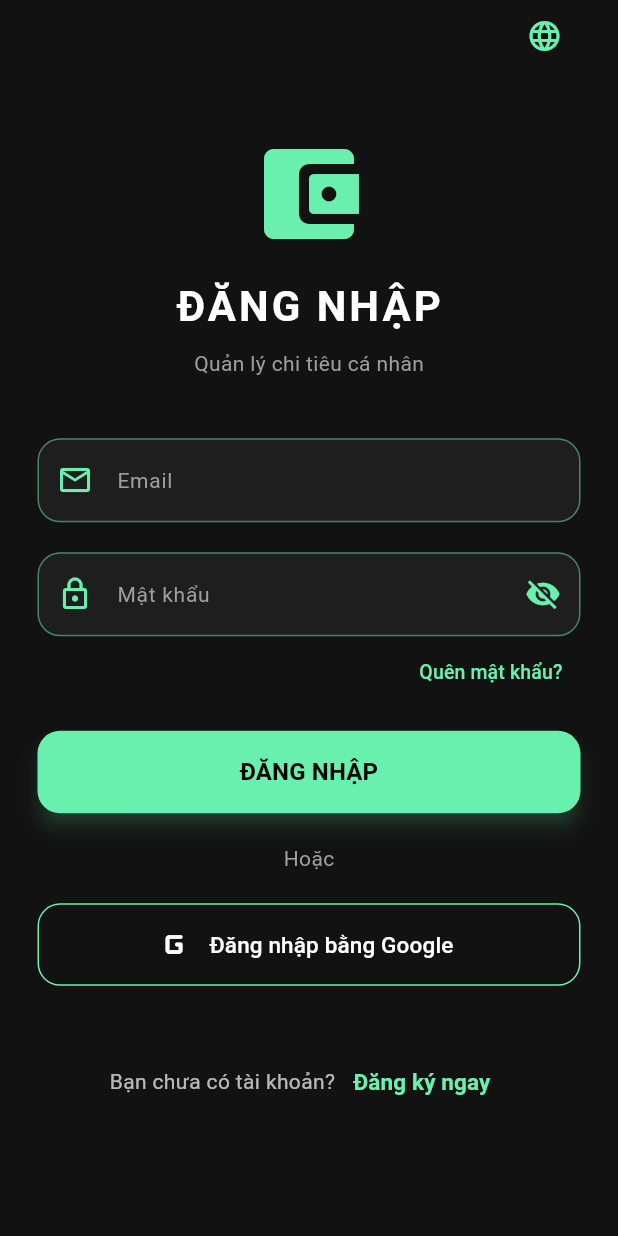
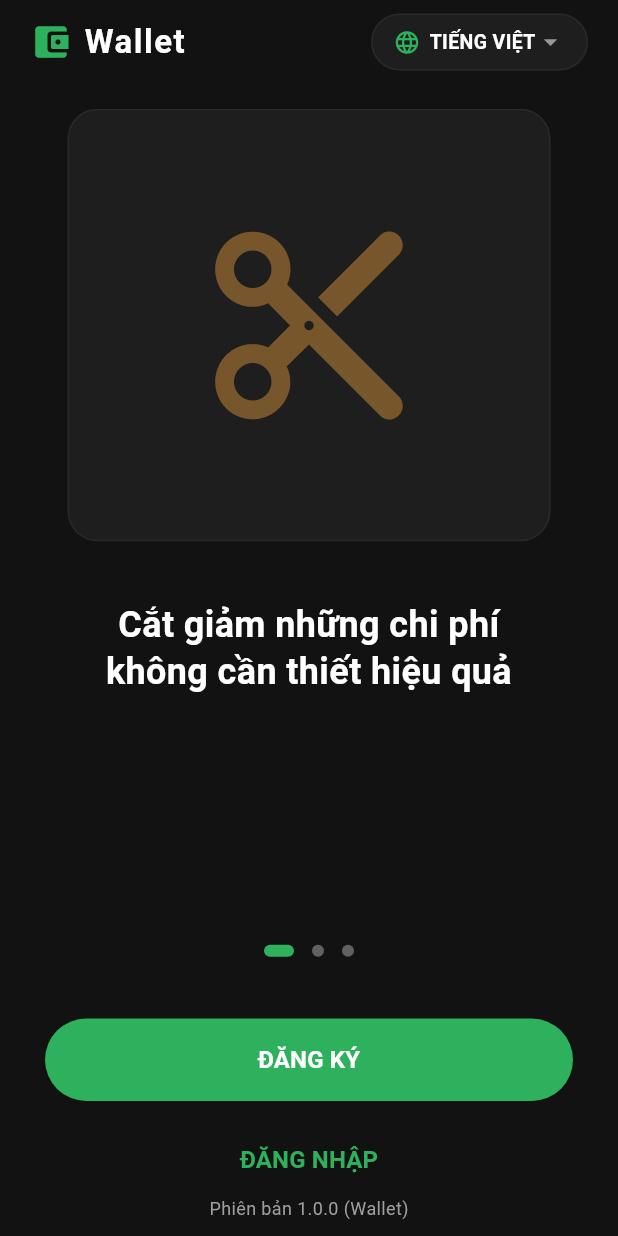
Before and after one commit to iathinh123/DoAnLTDD, a Flutter app: the screen it shows after launch, on a phone screen of 412 x 824 dp. Run offline on Flutter 3.47's test engine with Material 3 defaults, Android fonts, the phone set to English and light mode, and no system bars; our stand-ins replace firebase_auth, firebase_core, google_sign_in, shared_preferences; accounts and stored records are empty.

Commit message:
Them trang onboarding_screen.dart

```diff
--- a/lib/Controllers/language_provider.dart
+++ b/lib/Controllers/language_provider.dart
@@ -17,6 +17,10 @@ class LanguageProvider extends ChangeNotifier {
       "or": "Hoặc",
       "no_account": "Bạn chưa có tài khoản?",
       "register_now": "Đăng ký ngay",
+
+      "ob_title_1": "Cắt giảm những chi phí không cần thiết hiệu quả",
+      "ob_title_2": "Tiết kiệm tiền đều đặn hàng tháng để đạt mục tiêu",
+      "ob_title_3": "Quản lý tất cả tài khoản, ví tiền ở một nơi duy nhất",
 
       "app_description": "Quản lý chi tiêu cá nhân",
       "err_empty_field": "Vui lòng không để trống thông tin",
@@ -42,6 +46,10 @@ class LanguageProvider extends ChangeNotifier {
       "or": "Or",
       "no_account": "Don't have an account?",
       "register_now": "Register Now",
+
+      "ob_title_1": "Cut down unnecessary expenses effectively",
+      "ob_title_2": "Save money regularly every month to reach goals",
+      "ob_title_3": "Manage all accounts and wallets in one place",
 
 
       "app_description": "Personal Expense Manager",
--- a/lib/Views/login_screen.dart
+++ b/lib/Views/login_screen.dart
@@ -7,6 +7,8 @@ import 'register_screen.dart';
 import 'forgot_pass_screen.dart';
 import '../Controllers/language_provider.dart';
 import 'home_screen.dart';
+
+const Color moneyLoverGreen = Color(0xFF2DB15D);
 
 class LoginScreen extends StatefulWidget {
   const LoginScreen({super.key});
@@ -19,7 +21,6 @@ class _LoginScreenState extends State<LoginScreen> {
   final emailController = TextEditingController();
   final passwordController = TextEditingController();
   bool _isPasswordVisible = false;
-
 
   void _showError(String message) {
     ScaffoldMessenger.of(context).showSnackBar(
@@ -34,24 +35,18 @@ class _LoginScreenState extends State<LoginScreen> {
 
   Future login() async {
     final lang = Provider.of<LanguageProvider>(context, listen: false);
-
     if (emailController.text.trim().isEmpty || passwordController.text.trim().isEmpty) {
       _showError(lang.getText("err_empty_field"));
       return;
     }
-
     try {
       await FirebaseAuth.instance.signInWithEmailAndPassword(
         email: emailController.text.trim(),
         password: passwordController.text.trim(),
       );
       if (!mounted) return;
-      Navigator.pushReplacement(
-        context,
-        MaterialPageRoute(builder: (context) => const HomeScreen()),
-      );
+      Navigator.pushReplacement(context, MaterialPageRoute(builder: (context) => const HomeScreen()));
     } on FirebaseAuthException catch (e) {
-
       _showError(lang.getText("err_invalid_login"));
     } catch (e) {
       _showError("Lỗi hệ thống: $e");
@@ -87,121 +82,81 @@ class _LoginScreenState extends State<LoginScreen> {
           padding: const EdgeInsets.symmetric(horizontal: 25),
           child: Column(
             children: [
-
-              Align(
-                alignment: Alignment.topRight,
-                child: PopupMenuButton<String>(
-                  color: const Color(0xFF1E1E1E),
-                  onSelected: (value) => lang.changeLanguage(value),
-                  icon: const Icon(Icons.language, color: Colors.greenAccent),
-                  itemBuilder: (context) => [
-                    const PopupMenuItem(value: "vi", child: Text("Tiếng Việt", style: TextStyle(color: Colors.white))),
-                    const PopupMenuItem(value: "en", child: Text("English", style: TextStyle(color: Colors.white))),
-                  ],
-                ),
-              ),
-
-              SizedBox(height: size.height * 0.05),
-
-
-              const Icon(Icons.account_balance_wallet_rounded, size: 80, color: Colors.greenAccent),
+              SizedBox(height: size.height * 0.1),
+              const Icon(Icons.account_balance_wallet_rounded, size: 80, color: moneyLoverGreen),
               const SizedBox(height: 15),
               Text(
                 lang.getText("login").toUpperCase(),
                 style: const TextStyle(fontSize: 28, fontWeight: FontWeight.bold, color: Colors.white, letterSpacing: 2),
               ),
               const SizedBox(height: 8),
-
               Text(
                 lang.getText("app_description"),
                 style: const TextStyle(color: Colors.grey, fontSize: 14),
               ),
-
               const SizedBox(height: 40),
-
               _buildInputBox(
                 controller: emailController,
                 hintText: lang.getText("email"),
                 icon: Icons.email_outlined,
               ),
-
               const SizedBox(height: 20),
-
               _buildInputBox(
                 controller: passwordController,
                 hintText: lang.getText("password"),
                 icon: Icons.lock_outline,
                 isPassword: true,
               ),
-
               Align(
                 alignment: Alignment.centerRight,
                 child: TextButton(
                   onPressed: () => Navigator.push(context, MaterialPageRoute(builder: (context) => const ForgotPasswordScreen())),
-                  child: Text(lang.getText("forgot"), style: const TextStyle(color: Colors.greenAccent, fontSize: 13)),
+                  child: Text(lang.getText("forgot"), style: const TextStyle(color: moneyLoverGreen, fontSize: 13)),
                 ),
               ),
-
               const SizedBox(height: 15),
-
-
               SizedBox(
                 width: double.infinity,
                 height: 55,
                 child: ElevatedButton(
                   onPressed: login,
                   style: ElevatedButton.styleFrom(
-                    backgroundColor: Colors.greenAccent,
-                    foregroundColor: Colors.black,
+                    backgroundColor: moneyLoverGreen,
+                    foregroundColor: Colors.white,
                     shape: RoundedRectangleBorder(borderRadius: BorderRadius.circular(15)),
                     elevation: 5,
-                    shadowColor: Colors.greenAccent.withOpacity(0.4),
+                    shadowColor: moneyLoverGreen.withOpacity(0.3),
                   ),
                   child: Text(lang.getText("login").toUpperCase(), style: const TextStyle(fontSize: 16, fontWeight: FontWeight.bold)),
                 ),
               ),
-
               const SizedBox(height: 20),
               Text(lang.getText("or"), style: const TextStyle(color: Colors.grey)),
               const SizedBox(height: 20),
-
-
               SizedBox(
                 width: double.infinity,
                 height: 55,
                 child: OutlinedButton.icon(
                   onPressed: signInWithGoogle,
                   icon: const Icon(Icons.g_mobiledata_rounded, color: Colors.white, size: 30),
-                  label: Text(
-                      lang.getText("google"),
-                      style: const TextStyle(color: Colors.white, fontSize: 15)),
+                  label: Text(lang.getText("google"), style: const TextStyle(color: Colors.white, fontSize: 15)),
                   style: OutlinedButton.styleFrom(
                     shape: RoundedRectangleBorder(borderRadius: BorderRadius.circular(15)),
-                    side: const BorderSide(color: Colors.greenAccent),
+                    side: const BorderSide(color: moneyLoverGreen),
                   ),
                 ),
               ),
-
               const SizedBox(height: 40),
-
-
               Center(
                 child: Row(
                   mainAxisAlignment: MainAxisAlignment.center,
                   children: [
-                    Text(
-                        lang.getText("no_account"),
-                        style: const TextStyle(color: Colors.white70)
-                    ),
+                    Text(lang.getText("no_account"), style: const TextStyle(color: Colors.white70)),
                     TextButton(
                       onPressed: () => Navigator.push(context, MaterialPageRoute(builder: (context) => const RegisterScreen())),
                       child: Text(
                           lang.getText("register_now"),
-                          style: const TextStyle(
-                              fontWeight: FontWeight.bold,
-                              color: Colors.greenAccent,
-                              fontSize: 15
-                          )
+                          style: const TextStyle(fontWeight: FontWeight.bold, color: moneyLoverGreen, fontSize: 15)
                       ),
                     ),
                   ],
@@ -224,7 +179,7 @@ class _LoginScreenState extends State<LoginScreen> {
       decoration: BoxDecoration(
         color: const Color(0xFF1E1E1E),
         borderRadius: BorderRadius.circular(15),
-        border: Border.all(color: Colors.greenAccent.withOpacity(0.5)),
+        border: Border.all(color: moneyLoverGreen.withOpacity(0.3)),
       ),
       child: TextField(
         controller: controller,
@@ -233,12 +188,12 @@ class _LoginScreenState extends State<LoginScreen> {
         decoration: InputDecoration(
           hintText: hintText,
           hintStyle: const TextStyle(color: Colors.grey, fontSize: 14),
-          prefixIcon: Icon(icon, color: Colors.greenAccent),
+          prefixIcon: Icon(icon, color: moneyLoverGreen),
           border: InputBorder.none,
           contentPadding: const EdgeInsets.symmetric(horizontal: 20, vertical: 15),
           suffixIcon: isPassword
               ? IconButton(
-            icon: Icon(_isPasswordVisible ? Icons.visibility : Icons.visibility_off, color: Colors.greenAccent),
+            icon: Icon(_isPasswordVisible ? Icons.visibility : Icons.visibility_off, color: moneyLoverGreen),
             onPressed: () => setState(() => _isPasswordVisible = !_isPasswordVisible),
           )
               : null,
--- /dev/null
+++ b/lib/Views/onboarding_screen.dart
@@ -0,0 +1,247 @@
+import 'package:flutter/material.dart';
+import 'package:provider/provider.dart';
+import '../Controllers/language_provider.dart';
+import 'login_screen.dart';
+import 'register_screen.dart';
+
+const Color moneyLoverGreen = Color(0xFF2DB15D);
+
+class OnboardingScreen extends StatefulWidget {
+  const OnboardingScreen({super.key});
+
+  @override
+  State<OnboardingScreen> createState() => _OnboardingScreenState();
+}
+
+class _OnboardingScreenState extends State<OnboardingScreen> {
+  final PageController _pageController = PageController();
+  int _currentPage = 0;
+
+  List<Map<String, dynamic>> getOnboardingData(LanguageProvider lang) {
+    return [
+      {
+        "title": lang.getText("ob_title_1"),
+        "icon": Icons.content_cut_rounded,
+        "color": Colors.orangeAccent,
+      },
+      {
+        "title": lang.getText("ob_title_2"),
+        "icon": Icons.savings_rounded,
+        "color": moneyLoverGreen,
+      },
+      {
+        "title": lang.getText("ob_title_3"),
+        "icon": Icons.account_balance_wallet_rounded,
+        "color": Colors.lightBlueAccent,
+      },
+    ];
+  }
+
+  @override
+  Widget build(BuildContext context) {
+    final lang = Provider.of<LanguageProvider>(context);
+    final onboardingData = getOnboardingData(lang);
+    final size = MediaQuery.of(context).size;
+
+    return Scaffold(
+      backgroundColor: const Color(0xFF121212),
+      appBar: AppBar(
+        backgroundColor: Colors.transparent,
+        elevation: 0,
+        leadingWidth: 200,
+        leading: Padding(
+          padding: const EdgeInsets.only(left: 20),
+          child: Row(
+            children: [
+              const Icon(Icons.account_balance_wallet_rounded, color: moneyLoverGreen, size: 28),
+              const SizedBox(width: 8),
+              const Text(
+                "Wallet",
+                style: TextStyle(color: Colors.white, fontSize: 22, fontWeight: FontWeight.bold, letterSpacing: 1),
+              ),
+            ],
+          ),
+        ),
+        actions: [
+          _buildLanguageButton(lang),
+          const SizedBox(width: 20),
+        ],
+      ),
+      body: SafeArea(
+        child: Column(
+          children: [
+            SizedBox(height: size.height * 0.02),
+            Expanded(
+              child: PageView.builder(
+                controller: _pageController,
+                onPageChanged: (value) => setState(() => _currentPage = value),
+                itemCount: onboardingData.length,
+                itemBuilder: (context, index) => _buildPageContent(
+                  size,
+                  onboardingData[index]["title"]!,
+                  onboardingData[index]["icon"]!,
+                  onboardingData[index]["color"]!,
+                ),
+              ),
+            ),
+            _buildDotsIndicator(onboardingData.length),
+            SizedBox(height: size.height * 0.05),
+            _buildActionButtons(lang),
+            _buildVersionFooter(),
+            const SizedBox(height: 10),
+          ],
+        ),
+      ),
+    );
+  }
+
+  Widget _buildLanguageButton(LanguageProvider lang) {
+    return PopupMenuButton<String>(
+      color: const Color(0xFF1E1E1E),
+      onSelected: (value) => lang.changeLanguage(value),
+      offset: const Offset(0, 45),
+      shape: RoundedRectangleBorder(borderRadius: BorderRadius.circular(15)),
+      itemBuilder: (context) => [
+        const PopupMenuItem(
+          value: "vi",
+          child: Row(
+            children: [
+              Icon(Icons.language, color: moneyLoverGreen, size: 18),
+              SizedBox(width: 10),
+              Text("Tiếng Việt", style: TextStyle(color: Colors.white)),
+            ],
+          ),
+        ),
+        const PopupMenuItem(
+          value: "en",
+          child: Row(
+            children: [
+              Icon(Icons.language, color: moneyLoverGreen, size: 18),
+              SizedBox(width: 10),
+              Text("English", style: TextStyle(color: Colors.white)),
+            ],
+          ),
+        ),
+      ],
+      child: Container(
+        padding: const EdgeInsets.symmetric(horizontal: 14, vertical: 8),
+        decoration: BoxDecoration(
+          color: const Color(0xFF1E1E1E),
+          borderRadius: BorderRadius.circular(25),
+          border: Border.all(color: Colors.white.withOpacity(0.05)),
+        ),
+        child: Row(
+          children: [
+            const Icon(Icons.language_rounded, color: moneyLoverGreen, size: 18),
+            const SizedBox(width: 6),
+            Text(
+              lang.languageCode == 'vi' ? "TIẾNG VIỆT" : "ENGLISH",
+              style: const TextStyle(color: Colors.white, fontSize: 13, fontWeight: FontWeight.bold),
+            ),
+            const Icon(Icons.arrow_drop_down, color: Colors.white54, size: 20),
+          ],
+        ),
+      ),
+    );
+  }
+
+  Widget _buildPageContent(Size size, String title, IconData icon, Color iconColor) {
+    return SingleChildScrollView(
+      physics: const BouncingScrollPhysics(),
+      child: Padding(
+        padding: const EdgeInsets.symmetric(horizontal: 45),
+        child: Column(
+          children: [
+            Container(
+              height: size.height * 0.35,
+              width: double.infinity,
+              decoration: BoxDecoration(
+                color: const Color(0xFF1E1E1E),
+                borderRadius: BorderRadius.circular(20),
+                border: Border.all(color: Colors.white.withOpacity(0.05)),
+              ),
+              child: Icon(
+                icon,
+                size: 150,
+                color: iconColor.withOpacity(0.4),
+              ),
+            ),
+            const SizedBox(height: 40),
+            Text(
+              title,
+              textAlign: TextAlign.center,
+              style: const TextStyle(
+                fontSize: 24,
+                color: Colors.white,
+                fontWeight: FontWeight.bold,
+                height: 1.3,
+              ),
+            ),
+            const SizedBox(height: 20),
+          ],
+        ),
+      ),
+    );
+  }
+
+  Widget _buildDotsIndicator(int count) {
+    return Row(
+      mainAxisAlignment: MainAxisAlignment.center,
+      children: List.generate(
+        count,
+            (index) => AnimatedContainer(
+          duration: const Duration(milliseconds: 300),
+          margin: const EdgeInsets.symmetric(horizontal: 6),
+          height: 8,
+          width: _currentPage == index ? 20 : 8,
+          decoration: BoxDecoration(
+            color: _currentPage == index ? moneyLoverGreen : Colors.grey[700],
+            borderRadius: BorderRadius.circular(4),
+          ),
+        ),
+      ),
+    );
+  }
+
+  Widget _buildActionButtons(LanguageProvider lang) {
+    return Padding(
+      padding: const EdgeInsets.symmetric(horizontal: 30),
+      child: Column(
+        children: [
+          SizedBox(
+            width: double.infinity,
+            height: 55,
+            child: ElevatedButton(
+              onPressed: () => Navigator.push(context, MaterialPageRoute(builder: (c) => const RegisterScreen())),
+              style: ElevatedButton.styleFrom(
+                backgroundColor: moneyLoverGreen,
+                foregroundColor: Colors.white,
+                shape: RoundedRectangleBorder(borderRadius: BorderRadius.circular(30)),
+                elevation: 0,
+              ),
+              child: Text(
+                lang.getText("register").toUpperCase(),
+                style: const TextStyle(fontSize: 16, fontWeight: FontWeight.bold),
+              ),
+            ),
+          ),
+          const SizedBox(height: 15),
+          TextButton(
+            onPressed: () => Navigator.push(context, MaterialPageRoute(builder: (c) => const LoginScreen())),
+            child: Text(
+              lang.getText("login").toUpperCase(),
+              style: const TextStyle(color: moneyLoverGreen, fontSize: 16, fontWeight: FontWeight.bold),
+            ),
+          ),
+        ],
+      ),
+    );
+  }
+
+  Widget _buildVersionFooter() {
+    return const Text(
+      "Phiên bản 1.0.0 (Wallet)",
+      style: TextStyle(color: Colors.grey, fontSize: 12),
+    );
+  }
+}
--- a/lib/main.dart
+++ b/lib/main.dart
@@ -1,7 +1,7 @@
 import 'package:flutter/material.dart';
 import 'package:provider/provider.dart';
 import 'Controllers/language_provider.dart';
-import 'Views/login_screen.dart';
+import 'Views/onboarding_screen.dart';
 import 'package:firebase_core/firebase_core.dart';
 void main() async {
   WidgetsFlutterBinding.ensureInitialized();
@@ -22,7 +22,7 @@ class MyApp extends StatelessWidget {
   Widget build(BuildContext context) {
     return MaterialApp(
       debugShowCheckedModeBanner: false,
-      home: LoginScreen(),
+      home: OnboardingScreen (),
     );
   }
 }
```
Also changed, not shown: lib/Views/forgot_pass_screen.dart (+11 -17 lines), lib/Views/register_screen.dart (+15 -27 lines).
